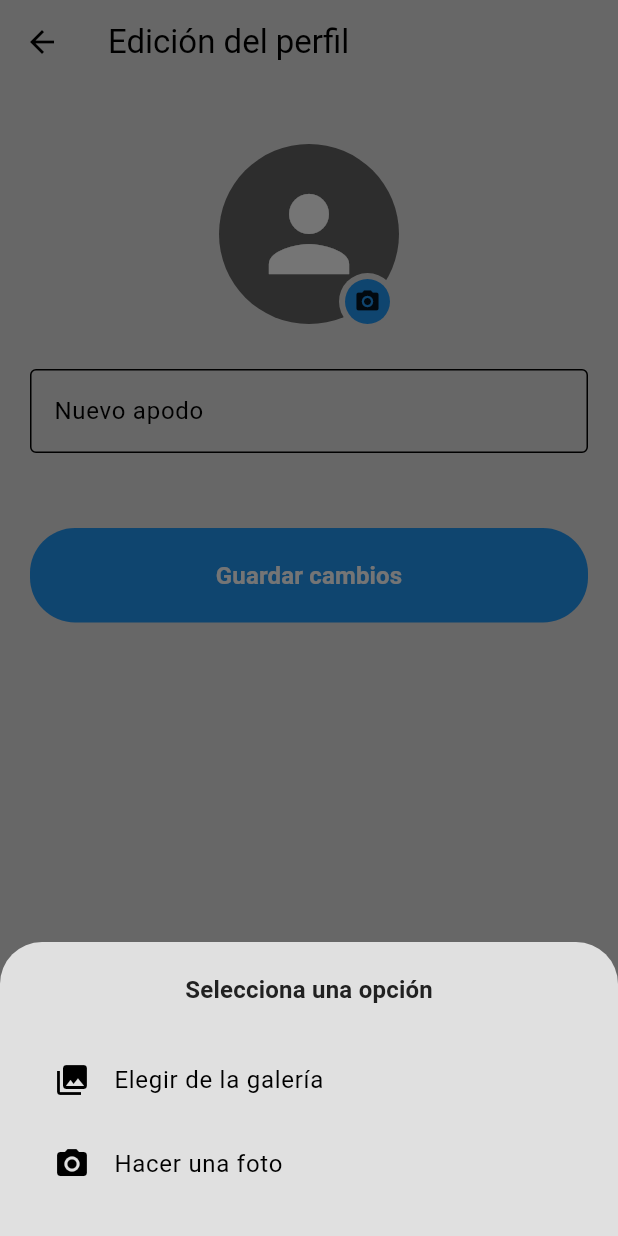
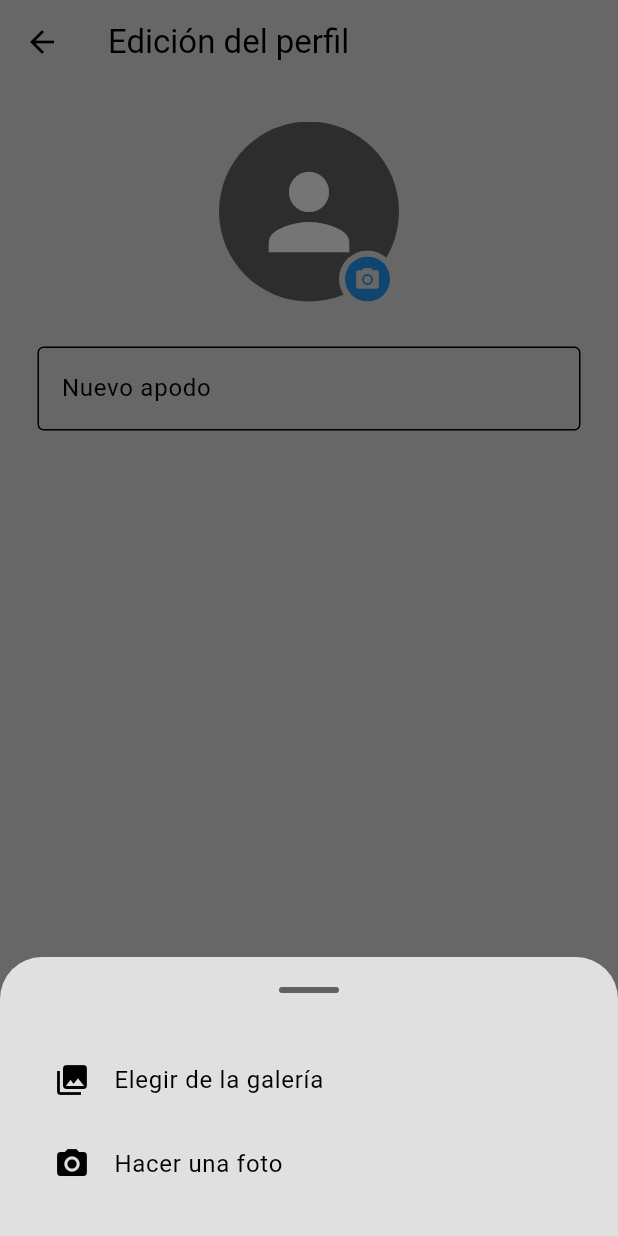
Before and after one commit to ignamarga1/ActivityTracker, a Flutter app: the EditUserProfilePage screen opened by its route, after a tap on the "photo camera" icon, on a phone screen of 412 x 824 dp. Run offline on Flutter 3.47's test engine with Material 3 defaults, Android fonts, the phone set to English and light mode, and no system bars; our stand-ins replace cloud_firestore, easy_date_timeline, firebase_auth, firebase_core, flutter_dotenv, fluttertoast and 3 more; accounts and stored records are empty.

Commit message:
Improved UI design
- Fixed profile image position
- Fixed camera button color
- Fixed 'Guardar cambios' button position
- Fixed page scrollability
- Added feedback while saving changes (especially when the profile pic has changed)

```diff
--- a/activity_tracker_flutter/lib/pages/user_profile/edit_user_profile_page.dart
+++ b/activity_tracker_flutter/lib/pages/user_profile/edit_user_profile_page.dart
@@ -1,5 +1,6 @@
 import 'dart:io';
 
+import 'package:activity_tracker_flutter/components/std_fluttertoast.dart';
 import 'package:activity_tracker_flutter/providers/user_provider.dart';
 import 'package:activity_tracker_flutter/services/cloudinary_service.dart';
 import 'package:activity_tracker_flutter/services/user_service.dart';
@@ -19,8 +20,9 @@ class _EditUserProfilePageState extends State<EditUserProfilePage> {
   final nickNameController = TextEditingController();
   final ImagePicker _picker = ImagePicker();
   String? _selectedImagePath;
+  bool isDialogShown = false;
 
-  // Methods
+  // Selects an image from the phones gallery
   Future<String?> selectImage() async {
     final XFile? image = await _picker.pickImage(
       source: ImageSource.gallery,
@@ -31,6 +33,7 @@ class _EditUserProfilePageState extends State<EditUserProfilePage> {
     return image.path;
   }
 
+  // Lets the user take a photo
   Future<String?> takePhoto() async {
     final XFile? photo = await _picker.pickImage(
       source: ImageSource.camera,
@@ -56,27 +59,14 @@ class _EditUserProfilePageState extends State<EditUserProfilePage> {
         onTap: () => FocusManager.instance.primaryFocus?.unfocus(),
         behavior: HitTestBehavior.translucent,
         child: user == null
-            ? Center(
-                child: Column(
-                  mainAxisAlignment: MainAxisAlignment.center,
-                  children: const [
-                    CircularProgressIndicator(color: Colors.white),
-                    SizedBox(height: 12),
-                    Text(
-                      'Cargando datos...',
-                      style: TextStyle(color: Colors.white),
-                    ),
-                  ],
-                ),
-              )
-            : SingleChildScrollView(
-                padding: const EdgeInsets.all(20),
-                physics: BouncingScrollPhysics(),
+            ? Center(child: CircularProgressIndicator())
+            : LayoutBuilder(
+                builder: (context, constraints) {
+                  return Padding(
+                    padding: const EdgeInsets.all(25),
                     child: Column(
                       crossAxisAlignment: CrossAxisAlignment.center,
                       children: [
-                    const SizedBox(height: 20),
-
                         // Profile picture
                         Stack(
                           children: [
@@ -92,11 +82,7 @@ class _EditUserProfilePageState extends State<EditUserProfilePage> {
                               child:
                                   (_selectedImagePath == null &&
                                       user.profilePictureURL == '')
-                              ? const Icon(
-                                  Icons.person,
-                                  size: 80,
-                                  color: Colors.white,
-                                )
+                                  ? const Icon(Icons.person, size: 80)
                                   : null,
                             ),
 
@@ -115,17 +101,22 @@ class _EditUserProfilePageState extends State<EditUserProfilePage> {
                                         child: Column(
                                           mainAxisSize: MainAxisSize.min,
                                           children: [
-                                        Text(
-                                          'Selecciona una opción',
-                                          style: Theme.of(context)
-                                              .textTheme
-                                              .titleMedium!
-                                              .copyWith(
-                                                fontWeight: FontWeight.bold,
+                                            Center(
+                                              child: Container(
+                                                width: 40,
+                                                height: 4,
+                                                margin: const EdgeInsets.only(
+                                                  bottom: 15,
+                                                ),
+                                                decoration: BoxDecoration(
+                                                  color: Colors.grey.shade700,
+                                                  borderRadius:
+                                                      BorderRadius.circular(2),
+                                                ),
                                               ),
                                             ),
 
-                                        const SizedBox(height: 20),
+                                            const SizedBox(height: 15),
 
                                             // Options: library and camera
                                             ListTile(
@@ -136,7 +127,8 @@ class _EditUserProfilePageState extends State<EditUserProfilePage> {
                                                 'Elegir de la galería',
                                               ),
                                               onTap: () async {
-                                            final path = await selectImage();
+                                                final path =
+                                                    await selectImage();
                                                 if (path != null) {
                                                   setState(() {
                                                     _selectedImagePath = path;
@@ -152,7 +144,9 @@ class _EditUserProfilePageState extends State<EditUserProfilePage> {
                                               leading: const Icon(
                                                 Icons.photo_camera,
                                               ),
-                                          title: const Text('Hacer una foto'),
+                                              title: const Text(
+                                                'Hacer una foto',
+                                              ),
                                               onTap: () async {
                                                 final path = await takePhoto();
                                                 if (path != null) {
@@ -172,16 +166,24 @@ class _EditUserProfilePageState extends State<EditUserProfilePage> {
                                   );
                                 },
 
-                            // Button
+                                // Camera button
                                 child: ClipOval(
                                   child: Container(
-                                color: Theme.of(context).colorScheme.surface,
+                                    color: Theme.of(
+                                      context,
+                                    ).colorScheme.surface,
                                     padding: EdgeInsets.all(4),
                                     child: ClipOval(
                                       child: Container(
                                         color: Colors.blue,
                                         padding: EdgeInsets.all(6),
-                                    child: Icon(Icons.photo_camera, size: 18),
+                                        child: Icon(
+                                          Icons.photo_camera,
+                                          size: 18,
+                                          color: Theme.of(
+                                            context,
+                                          ).colorScheme.surface,
+                                        ),
                                       ),
                                     ),
                                   ),
@@ -202,7 +204,7 @@ class _EditUserProfilePageState extends State<EditUserProfilePage> {
                           ),
                         ),
 
-                    const SizedBox(height: 50),
+                        const Spacer(),
 
                         // Save changes button
                         SizedBox(
@@ -210,7 +212,7 @@ class _EditUserProfilePageState extends State<EditUserProfilePage> {
                           child: FilledButton(
                             style: FilledButton.styleFrom(
                               backgroundColor: Colors.blue,
-                          padding: const EdgeInsets.all(20),
+                              padding: const EdgeInsets.all(15),
                               shape: RoundedRectangleBorder(
                                 borderRadius: BorderRadius.circular(30),
                               ),
@@ -244,16 +246,35 @@ class _EditUserProfilePageState extends State<EditUserProfilePage> {
                               }
 
                               // Uploads image to Cloudinary
+
                               if (_selectedImagePath != null) {
+                                // Loading dialog
+                                showDialog(
+                                  context: context,
+                                  barrierDismissible: false,
+                                  builder: (context) {
+                                    return const Center(
+                                      child: CircularProgressIndicator(),
+                                    );
+                                  },
+                                );
+                                isDialogShown = true;
+
                                 final uploadedUrl = await CloudinaryService()
                                     .uploadImageToCloudinary(
                                       File(_selectedImagePath!),
                                     );
                                 if (uploadedUrl == null) {
-                              Fluttertoast.showToast(
-                                msg:
+                                  // Checks if the photo dialog has been used and closes it
+                                  if (isDialogShown && context.mounted) {
+                                    if (context.mounted) {
+                                      Navigator.of(context).pop();
+                                    }
+                                  }
+                                  StdFluttertoast.show(
                                     'No se ha podido subir la imagen. Inténtalo de nuevo',
-                                toastLength: Toast.LENGTH_LONG,
+                                    Toast.LENGTH_LONG,
+                                    ToastGravity.BOTTOM,
                                   );
                                   return;
                                 }
@@ -266,19 +287,29 @@ class _EditUserProfilePageState extends State<EditUserProfilePage> {
                                 newImageUrl: imageUrl,
                               );
 
-                          // Pop and Fluttertoast success message
+                              // Pops loading if active
+                              if (isDialogShown && context.mounted) {
+                                Navigator.of(context).pop();
+                              }
+
+                              // Pops the edit page
                               if (context.mounted) {
                                 Navigator.of(context).pop();
                               }
-                          Fluttertoast.showToast(
-                            msg: '¡Perfil actualizado con éxito!',
-                            toastLength: Toast.LENGTH_LONG,
+
+                              // FlutterToast message
+                              StdFluttertoast.show(
+                                '¡Perfil actualizado con éxito!',
+                                Toast.LENGTH_LONG,
+                                ToastGravity.BOTTOM,
                               );
                             },
                           ),
                         ),
                       ],
                     ),
+                  );
+                },
               ),
       ),
     );
```
Lines whose indentation alone changed are shown as unchanged.
